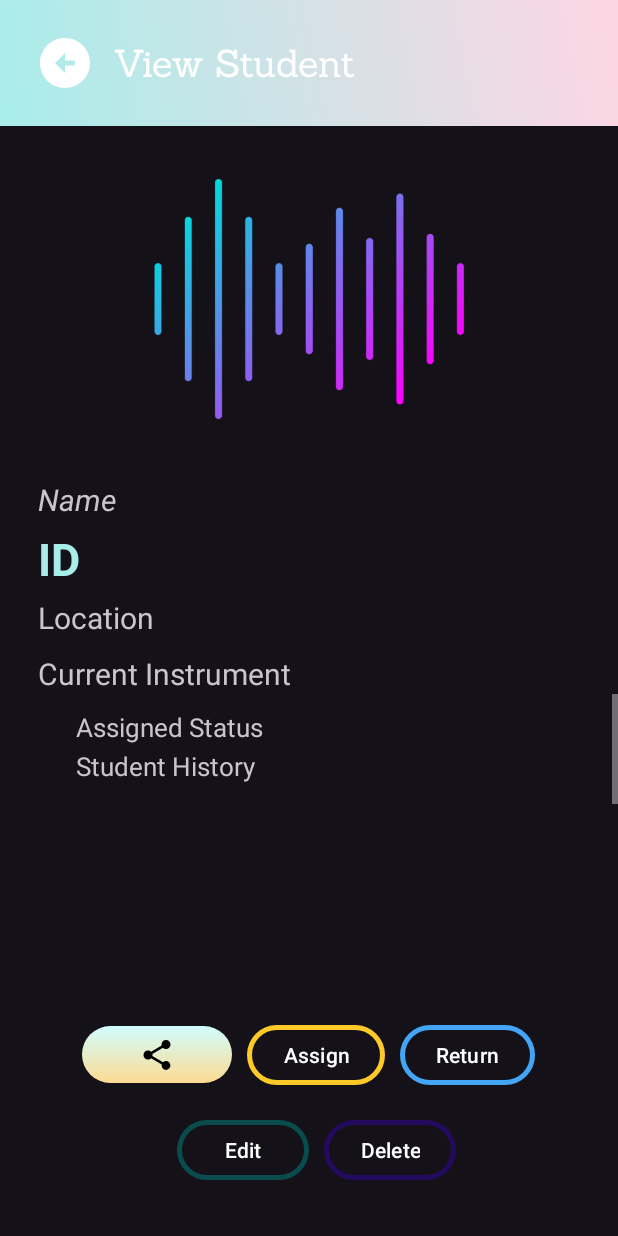
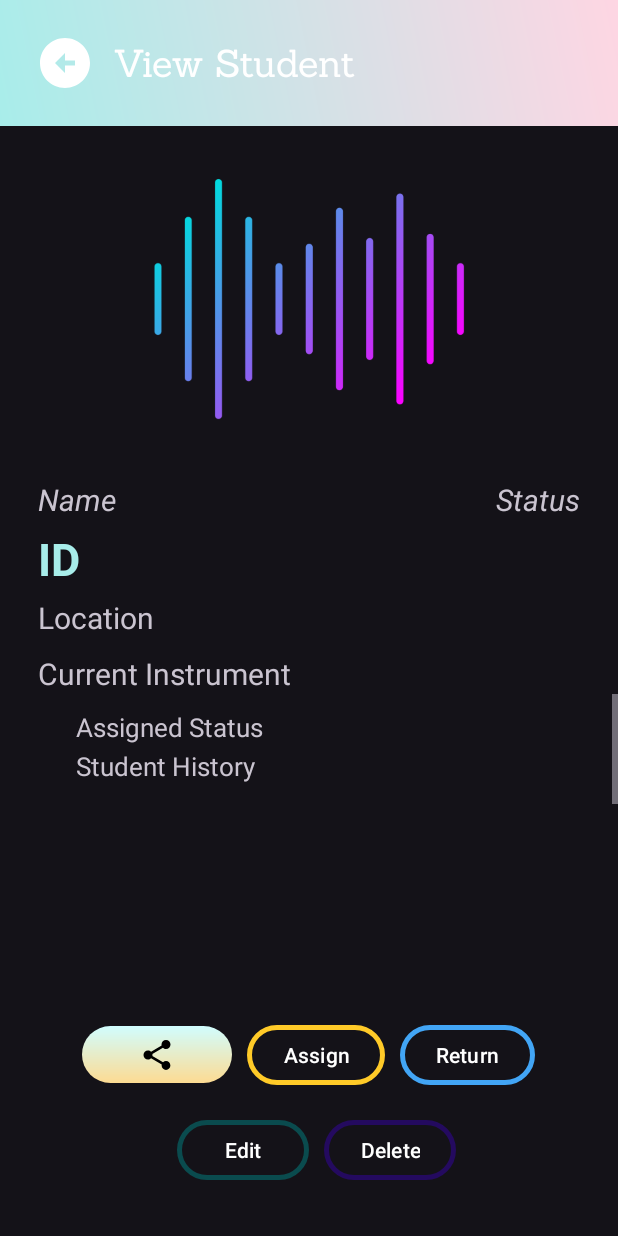
Before and after one commit to Shrey-S-Patel/Instrument_Manager, an Android app: the ViewStudentActivity screen opened directly, with no data from a screen before it, on a phone screen of 412 x 824 dp. Run offline under Robolectric (Android 15) with nearby library versions, the phone set to English and light mode, and no system bars; our stand-ins replace Firebase (no records; nobody signed in at launch, a user with empty details on screens opened directly); 3 statements that could not run were skipped.

Commit message:
Added the Student Current Instrument Field to Student Object and some layout changes.

```diff
--- a/app/src/main/java/com/bdo/shrey/instrumentmanager/CreateStudentActivity.java
+++ b/app/src/main/java/com/bdo/shrey/instrumentmanager/CreateStudentActivity.java
@@ -140,7 +140,7 @@ public class CreateStudentActivity extends AppCompatActivity {
                 if (s_name.isEmpty()) {
                     name.setError("Enter name!");
                 } else {
-                    Student student = new Student(s_code, s_name, s_location, "",s_status);
+                    Student student = new Student(s_code, s_name, s_location, "",s_status, "");
                     FirebaseDatabase.getInstance().getReference("Students1").child(s_location).child(s_code).setValue(student);
                     root.child(s_code).setValue(student).addOnSuccessListener(new OnSuccessListener<Void>() {
                         @Override
--- a/app/src/main/java/com/bdo/shrey/instrumentmanager/ViewStudentActivity.java
+++ b/app/src/main/java/com/bdo/shrey/instrumentmanager/ViewStudentActivity.java
@@ -1,33 +1,48 @@
 package com.bdo.shrey.instrumentmanager;
-
-import androidx.annotation.NonNull;
-import androidx.appcompat.app.AppCompatActivity;
-import androidx.appcompat.widget.SearchView;
 
 import android.content.Intent;
 import android.graphics.Color;
 import android.os.Build;
 import android.os.Bundle;
 import android.view.View;
+import android.widget.Button;
+import android.widget.ImageButton;
 import android.widget.ImageView;
 import android.widget.TextView;
 import android.widget.Toast;
 
+import androidx.annotation.NonNull;
+import androidx.appcompat.app.AppCompatActivity;
+import androidx.appcompat.widget.SearchView;
+
 import com.bdo.shrey.instrumentmanager.Models.Assign;
+import com.bdo.shrey.instrumentmanager.Models.Student;
 import com.google.firebase.database.DataSnapshot;
 import com.google.firebase.database.DatabaseError;
+import com.google.firebase.database.DatabaseReference;
+import com.google.firebase.database.FirebaseDatabase;
 import com.google.firebase.database.ValueEventListener;
 
 public class ViewStudentActivity extends AppCompatActivity {
-
+    TextView title;
     SearchView action_search;
     ImageView back, scanQR;
-    TextView title;
+
+    TextView name, code, location, status, current, assigned, history;
+    Button assign_btn, receive_btn, edit_btn, delete_btn;
+    ImageButton generate_btn;
+
+    DatabaseReference myRef;
+    FirebaseDatabase database;
+
+    String s_name, s_id, s_loc, s_stat, s_curr, s_assigned, s_hist;
 
     @Override
     protected void onCreate(Bundle savedInstanceState) {
         super.onCreate(savedInstanceState);
         setContentView(R.layout.activity_view_student);
+
+        database = FirebaseDatabase.getInstance();
 
         action_search = findViewById(R.id.search);
         scanQR = findViewById(R.id.scanQR);
@@ -46,10 +61,26 @@ public class ViewStudentActivity extends AppCompatActivity {
             }
         });
 
+        name = findViewById(R.id.s_name);
+        code = findViewById(R.id.s_id);
+        location = findViewById(R.id.s_loc);
+        status = findViewById(R.id.s_status);
+        current = findViewById(R.id.s_current);
+        assigned = findViewById(R.id.i_assign);
+        history = findViewById(R.id.s_hist);
+
+        assign_btn = findViewById(R.id.assignbtn);
+        receive_btn = findViewById(R.id.receivebtn);
+        edit_btn = findViewById(R.id.editbtn);
+        delete_btn = findViewById(R.id.deletebtn);
+        generate_btn = findViewById(R.id.generatebtn);
+
 
         Bundle extras = getIntent().getExtras();
         String id = extras.getString("id");
-        String status = extras.getString("status");
+        String stat = extras.getString("status");
+
+        myRef = database.getReference("Students");
 
         if (id == null) {
             Toast.makeText(this, "Student Not Found", Toast.LENGTH_SHORT).show();
@@ -57,8 +88,8 @@ public class ViewStudentActivity extends AppCompatActivity {
             intent.putExtra("location", "");
             startActivity(intent);
             finish();
-        } /*else {
-            if (status.equals("Inactive") || status.equals("Transit")){
+        } else {
+            if (stat.equals("Inactive")) {
                 assign_btn.setEnabled(false);
                 if (Build.VERSION.SDK_INT >= Build.VERSION_CODES.LOLLIPOP) {
                     assign_btn.getBackground().setTint(Color.GRAY);
@@ -68,30 +99,40 @@ public class ViewStudentActivity extends AppCompatActivity {
                     receive_btn.getBackground().setTint(Color.GRAY);
                 }
             }
-            assign_ref.addValueEventListener(new ValueEventListener() {
+            myRef.addValueEventListener(new ValueEventListener() {
                 @Override
                 public void onDataChange(@NonNull DataSnapshot snapshot) {
                     if (snapshot.child(id).exists()) {
-                        assign_btn.setOnClickListener(new View.OnClickListener() {
-                            @Override
-                            public void onClick(View view) {
+                        Student student = snapshot.child(id).getValue(Student.class);
+                        name.setText(student.getName());
+                        code.setText(student.getId());
+                        location.setText(student.getLocation());
+                        status.setText(student.getStatus());
+                        current.setText("Currently Learning: " + student.getCurrent());
+                        history.setText("Nothing yet");
+
+
+                        if (student.getAssigned() != null) {
+                            s_assigned = student.getAssigned();
+                            Toast.makeText(getApplicationContext(), "Return " + s_assigned +  " before assigning!", Toast.LENGTH_SHORT).show();
+                            assigned.setText("Assigned: " + s_assigned);
+                            assign_btn.setEnabled(false);
+                            if (Build.VERSION.SDK_INT >= Build.VERSION_CODES.LOLLIPOP) {
+                                assign_btn.getBackground().setTint(Color.RED);
                             }
-                        });
-                        Toast.makeText(ViewInstrumentActivity.this, "Return before assigning!", Toast.LENGTH_SHORT).show();
-                        Assign assign = snapshot.child(id).getValue(Assign.class);
-                        s_name = assign.getS_name();
-                        s_id = assign.getS_id();
-                        assign_txt.setText("Assigned to " + s_name);
-                        assign_btn.setEnabled(false);
-                        if (Build.VERSION.SDK_INT >= Build.VERSION_CODES.LOLLIPOP) {
-                            assign_btn.getBackground().setTint(Color.RED);
+                        }else {
+                            assigned.setText("");
+                            receive_btn.setEnabled(false);
+                            if (Build.VERSION.SDK_INT >= Build.VERSION_CODES.LOLLIPOP) {
+                                receive_btn.getBackground().setTint(Color.RED);
+                            }
                         }
                     } else {
-                        assign_txt.setText("");
-                        receive_btn.setEnabled(false);
-                        if (Build.VERSION.SDK_INT >= Build.VERSION_CODES.LOLLIPOP) {
-                            receive_btn.getBackground().setTint(Color.RED);
-                        }
+                        Toast.makeText(getApplicationContext(), "Student does not exist!", Toast.LENGTH_SHORT).show();
+                        Intent intent = new Intent(getApplicationContext(), AllStudentsActivity.class);
+                        intent.putExtra("location", "");
+                        startActivity(intent);
+                        finish();
                     }
                 }
 
@@ -100,7 +141,6 @@ public class ViewStudentActivity extends AppCompatActivity {
 
                 }
             });
-            getData(id, cat);
-        }*/
+        }
     }
 }
--- a/app/src/main/res/layout/activity_view_student.xml
+++ b/app/src/main/res/layout/activity_view_student.xml
@@ -29,6 +29,21 @@
         android:layout_marginTop="15dp"
         android:inputType="textCapSentences"
         android:text="Name"
+        android:textSize="20sp"
+        android:textStyle="italic" />
+
+    <TextView
+        android:id="@+id/s_status"
+        android:layout_width="wrap_content"
+        android:layout_height="wrap_content"
+        android:layout_below="@+id/img_qr"
+        android:layout_marginStart="25dp"
+        android:layout_marginTop="15dp"
+        android:layout_marginEnd="25dp"
+        android:layout_marginBottom="25dp"
+        android:inputType="textCapSentences"
+        android:text="Status"
+        android:layout_alignParentRight="true"
         android:textSize="20sp"
         android:textStyle="italic" />
 
```
Also changed, not shown: app/src/main/java/com/bdo/shrey/instrumentmanager/Adapters/StudentAdapter.java (+12 -9 lines), app/src/main/java/com/bdo/shrey/instrumentmanager/Models/Student.java (+11 -2 lines).
